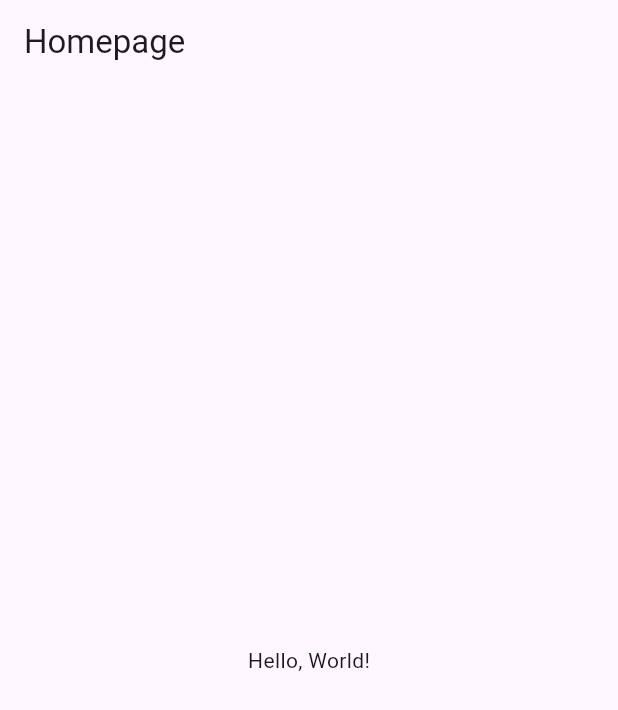
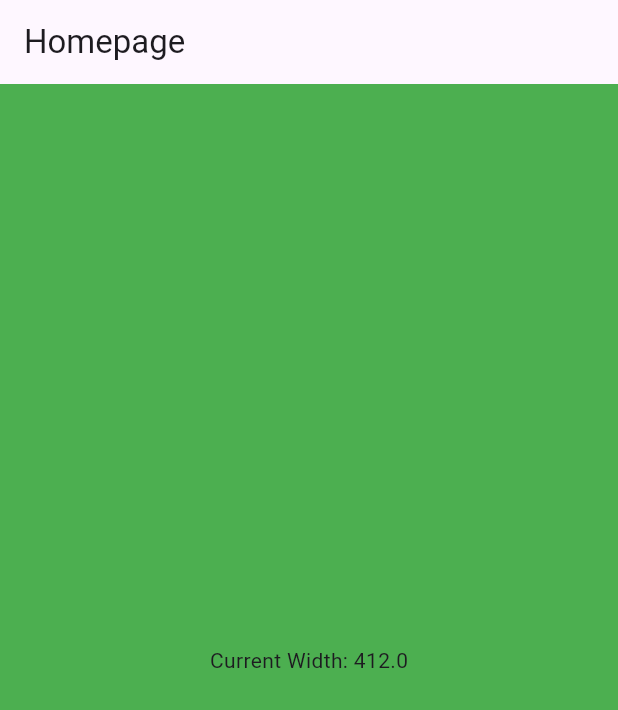
Before and after one commit to Sye0x/Layout-Practice, a Flutter app: the screen it shows after launch, on a phone screen of 412 x 824 dp. Shown: the top 710 px of the screen. Run offline on Flutter 3.47's test engine with Material 3 defaults, Android fonts, the phone set to English and light mode, and no system bars.

Commit message:
Practice 1

```diff
--- a/lib/homepage.dart
+++ b/lib/homepage.dart
@@ -1,13 +1,23 @@
 import 'package:flutter/material.dart';
 
-class Homepage extends StatelessWidget {
+class Homepage extends StatefulWidget {
   const Homepage({super.key});
 
   @override
+  State<Homepage> createState() => _HomepageState();
+}
+
+class _HomepageState extends State<Homepage> {
+  @override
   Widget build(BuildContext context) {
+    final currentWidth = MediaQuery.of(context).size.width;
     return Scaffold(
+      backgroundColor:
+          currentWidth < 600
+              ? Colors.green
+              : const Color.fromARGB(255, 85, 29, 95),
       appBar: AppBar(title: Text('Homepage')),
-      body: Center(child: Text('Hello, World!')),
+      body: Center(child: Text('Current Width: $currentWidth')),
     );
   }
 }
```
